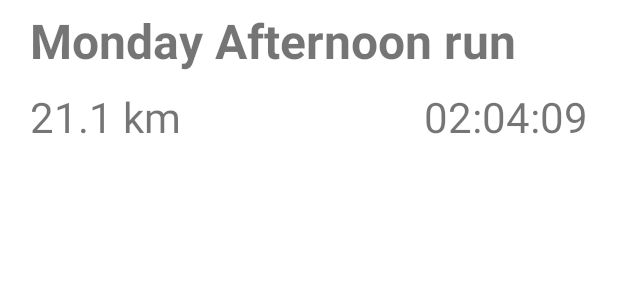
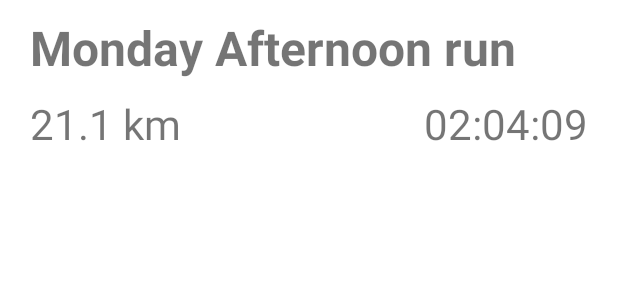
Before and after one commit to dchoptiany/RunTracker, an Android app: the layout run_item.xml on its own in the app's theme, with its tools: preview values and no code run, on a phone screen of 412 x 824 dp. Shown: the top 300 px of the screen. Run offline under Robolectric (Android 15) with nearby library versions, the light colour scheme and no system bars.

Commit message:
Updated run history item margins

```diff
--- a/app/src/main/res/layout/run_item.xml
+++ b/app/src/main/res/layout/run_item.xml
@@ -4,8 +4,8 @@
     xmlns:tools="http://schemas.android.com/tools"
     android:layout_width="match_parent"
     android:layout_height="wrap_content"
-    android:layout_marginTop="5dp"
-    android:layout_marginBottom="5dp">
+    android:layout_marginTop="10dp"
+    android:layout_marginBottom="10dp">
 
     <TextView
         android:id="@+id/textViewRunItemName"
```
